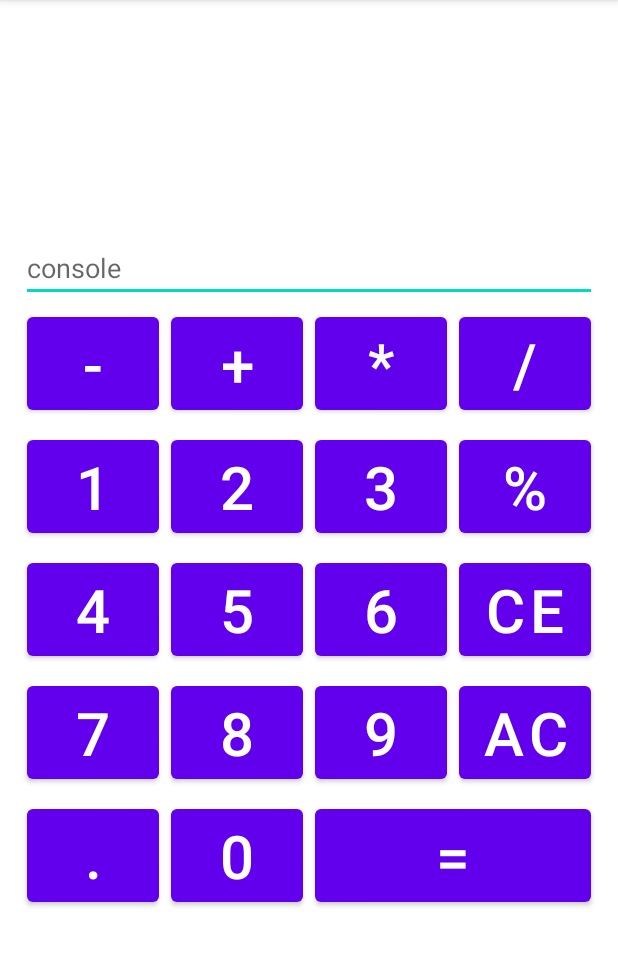
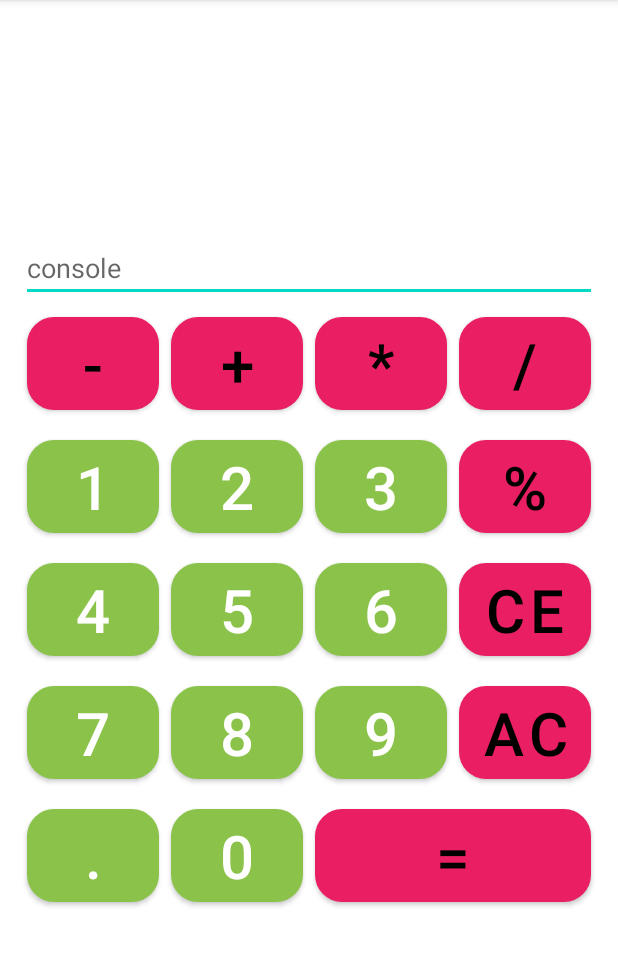
Before and after one commit to Amina1000/Calculator, an Android app: the screen it shows after launch (Calculator), on a phone screen of 412 x 824 dp, the part 84-1050 px from its top. Run offline under Robolectric (Android 15) with nearby library versions, the light colour scheme and no system bars.

Commit message:
Урок 4: 1. Переделайте все кнопки на Материал. 2. Все размеры и строки сделайте ресурсами. 3. Создайте стиль для своего приложения. 4. * Создайте светлую и тёмную тему для приложения.

```diff
--- a/app/src/main/res/layout/activity_calc_grid.xml
+++ b/app/src/main/res/layout/activity_calc_grid.xml
@@ -9,6 +9,7 @@
         android:layout_height="wrap_content"
         android:layout_gravity="center"
         android:orientation="vertical">
+
         <EditText
             android:id="@+id/console"
             android:layout_width="match_parent"
@@ -16,183 +17,128 @@
             android:ems="24"
             android:hint="@string/_console"
             android:inputType="numberDecimal" />
+
         <GridLayout
             android:layout_width="wrap_content"
             android:layout_height="wrap_content"
             android:columnCount="4">
 
-            <Button
+            <com.google.android.material.button.MaterialButton
                 android:id="@+id/button_minus"
-                android:layout_width="wrap_content"
-                android:layout_height="wrap_content"
-                android:layout_margin="@dimen/margin"
+                style="@style/calc_operation_button_style"
                 android:onClick="calcOperation"
-                android:text="@string/_minus"
-                android:textSize="@dimen/button_text" />
+                android:text="@string/_minus" />
 
-            <Button
+            <com.google.android.material.button.MaterialButton
                 android:id="@+id/button_plus"
-                android:layout_width="wrap_content"
-                android:layout_height="wrap_content"
-                android:layout_margin="@dimen/margin"
+                style="@style/calc_operation_button_style"
                 android:onClick="calcOperation"
-                android:text="@string/_plus"
-                android:textSize="@dimen/button_text" />
+                android:text="@string/_plus" />
 
-            <Button
+            <com.google.android.material.button.MaterialButton
                 android:id="@+id/button_multiply"
-                android:layout_width="wrap_content"
-                android:layout_height="wrap_content"
-                android:layout_margin="@dimen/margin"
+                style="@style/calc_operation_button_style"
                 android:onClick="calcOperation"
-                android:text="@string/_multiply"
-                android:textSize="@dimen/button_text" />
+                android:text="@string/_multiply" />
 
-            <Button
+            <com.google.android.material.button.MaterialButton
                 android:id="@+id/button_divide"
-                android:layout_width="wrap_content"
-                android:layout_height="wrap_content"
-                android:layout_margin="@dimen/margin"
+                style="@style/calc_operation_button_style"
                 android:onClick="calcOperation"
-                android:text="@string/_divide"
-                android:textSize="@dimen/button_text" />
+                android:text="@string/_divide" />
 
-            <Button
+            <com.google.android.material.button.MaterialButton
                 android:id="@+id/button_1"
-                android:layout_width="wrap_content"
-                android:layout_height="wrap_content"
-                android:layout_margin="@dimen/margin"
+                style="@style/calc_number_button_style"
                 android:onClick="setNumberOperation"
-                android:text="@string/_1"
-                android:textSize="@dimen/button_text" />
+                android:text="@string/_1" />
 
-            <Button
+            <com.google.android.material.button.MaterialButton
                 android:id="@+id/button_2"
-                android:layout_width="wrap_content"
-                android:layout_height="wrap_content"
-                android:layout_margin="@dimen/margin"
+                style="@style/calc_number_button_style"
                 android:onClick="setNumberOperation"
-                android:text="@string/_2"
-                android:textSize="@dimen/button_text" />
+                android:text="@string/_2" />
 
-            <Button
+            <com.google.android.material.button.MaterialButton
                 android:id="@+id/button_3"
-                android:layout_width="wrap_content"
-                android:layout_height="wrap_content"
-                android:layout_margin="@dimen/margin"
+                style="@style/calc_number_button_style"
                 android:onClick="setNumberOperation"
-                android:text="@string/_3"
-                android:textSize="@dimen/button_text" />
+                android:text="@string/_3" />
 
-            <Button
+            <com.google.android.material.button.MaterialButton
                 android:id="@+id/button_percent"
-                android:layout_width="wrap_content"
-                android:layout_height="wrap_content"
-                android:layout_margin="@dimen/margin"
+                style="@style/calc_operation_button_style"
                 android:onClick="calcOperation"
-                android:text="@string/_percent"
-                android:textSize="@dimen/button_text" />
+                android:text="@string/_percent" />
 
-            <Button
+            <com.google.android.material.button.MaterialButton
                 android:id="@+id/button_4"
-                android:layout_width="wrap_content"
-                android:layout_height="wrap_content"
-                android:layout_margin="@dimen/margin"
+                style="@style/calc_number_button_style"
                 android:onClick="setNumberOperation"
-                android:text="@string/_4"
-                android:textSize="@dimen/button_text" />
+                android:text="@string/_4" />
 
-            <Button
+            <com.google.android.material.button.MaterialButton
                 android:id="@+id/button_5"
-                android:layout_width="wrap_content"
-                android:layout_height="wrap_content"
-                android:layout_margin="@dimen/margin"
+                style="@style/calc_number_button_style"
                 android:onClick="setNumberOperation"
-                android:text="@string/_5"
-                android:textSize="@dimen/button_text" />
+                android:text="@string/_5" />
 
-            <Button
+            <com.google.android.material.button.MaterialButton
                 android:id="@+id/button_6"
-                android:layout_width="wrap_content"
-                android:layout_height="wrap_content"
-                android:layout_margin="@dimen/margin"
+                style="@style/calc_number_button_style"
                 android:onClick="setNumberOperation"
-                android:text="@string/_6"
-                android:textSize="@dimen/button_text" />
+                android:text="@string/_6" />
 
-            <Button
+            <com.google.android.material.button.MaterialButton
                 android:id="@+id/button_ce"
-                android:layout_width="wrap_content"
-                android:layout_height="wrap_content"
+                style="@style/calc_operation_button_style"
                 android:layout_row="0"
-                android:layout_margin="@dimen/margin"
                 android:onClick="calcOperation"
-                android:text="@string/_clear_one"
-                android:textSize="@dimen/button_text" />
+                android:text="@string/_clear_one" />
 
-            <Button
+            <com.google.android.material.button.MaterialButton
                 android:id="@+id/button_7"
-                android:layout_width="wrap_content"
-                android:layout_height="wrap_content"
-                android:layout_margin="@dimen/margin"
+                style="@style/calc_number_button_style"
                 android:onClick="setNumberOperation"
-                android:text="@string/_7"
-                android:textSize="@dimen/button_text" />
+                android:text="@string/_7" />
 
-            <Button
+            <com.google.android.material.button.MaterialButton
                 android:id="@+id/button_8"
-                android:layout_width="wrap_content"
-                android:layout_height="wrap_content"
-                android:layout_margin="@dimen/margin"
+                style="@style/calc_number_button_style"
                 android:onClick="setNumberOperation"
-                android:text="@string/_8"
-                android:textSize="@dimen/button_text" />
+                android:text="@string/_8" />
 
-            <Button
+            <com.google.android.material.button.MaterialButton
                 android:id="@+id/button_9"
-                android:layout_width="wrap_content"
-                android:layout_height="wrap_content"
-                android:layout_margin="@dimen/margin"
+                style="@style/calc_number_button_style"
                 android:onClick="setNumberOperation"
-                android:text="@string/_9"
-                android:textSize="@dimen/button_text" />
+                android:text="@string/_9" />
 
-            <Button
+            <com.google.android.material.button.MaterialButton
                 android:id="@+id/button_ac"
-                android:layout_width="wrap_content"
-                android:layout_height="wrap_content"
-                android:layout_margin="@dimen/margin"
+                style="@style/calc_operation_button_style"
                 android:onClick="calcOperation"
-                android:text="@string/_clear_all"
-                android:textSize="@dimen/button_text" />
-            <Button
+                android:text="@string/_clear_all" />
+
+            <com.google.android.material.button.MaterialButton
                 android:id="@+id/button_point"
-                android:layout_width="wrap_content"
-                android:layout_height="wrap_content"
-                android:layout_margin="@dimen/margin"
+                style="@style/calc_number_button_style"
                 android:onClick="setNumberOperation"
-                android:text="@string/_point"
-                android:textSize="@dimen/button_text" />
+                android:text="@string/_point" />
 
-            <Button
+            <com.google.android.material.button.MaterialButton
                 android:id="@+id/button_0"
-                android:layout_width="wrap_content"
-                android:layout_height="wrap_content"
-                android:layout_margin="@dimen/margin"
+                style="@style/calc_number_button_style"
                 android:onClick="setNumberOperation"
-                android:text="@string/_0"
-                android:textSize="@dimen/button_text" />
+                android:text="@string/_0" />
 
-            <Button
+            <com.google.android.material.button.MaterialButton
                 android:id="@+id/button_result"
-                android:layout_width="wrap_content"
-                android:layout_height="wrap_content"
-                android:layout_margin="@dimen/margin"
-                android:onClick="calcOperation"
+                style="@style/calc_operation_button_style"
                 android:layout_columnSpan="2"
                 android:layout_gravity="fill"
-                android:text="@string/_result"
-                android:textSize="@dimen/button_text" />
+                android:onClick="calcOperation"
+                android:text="@string/_result" />
 
         </GridLayout>
     </LinearLayout>
--- a/app/src/main/res/values/colors.xml
+++ b/app/src/main/res/values/colors.xml
@@ -7,4 +7,6 @@
     <color name="teal_700">#FF018786</color>
     <color name="black">#FF000000</color>
     <color name="white">#FFFFFFFF</color>
+    <color name="number_button">#8BC34A</color>
+    <color name="operation_button">#E91E63</color>
 </resources>
--- a/app/src/main/res/values/dimen.xml
+++ b/app/src/main/res/values/dimen.xml
@@ -3,4 +3,5 @@
     <dimen name="button_text">40sp</dimen>
     <dimen name="button_text_land">30sp</dimen>
     <dimen name="margin">4dp</dimen>
+    <dimen name="radius_button">18dp</dimen>
 </resources>
--- /dev/null
+++ b/app/src/main/res/values/styles.xml
@@ -0,0 +1,15 @@
+<?xml version="1.0" encoding="utf-8"?>
+<resources>
+    <style name="calc_number_button_style">
+        <item name="android:layout_width">wrap_content</item>
+        <item name="android:layout_height">wrap_content</item>
+        <item name="android:layout_margin">@dimen/margin</item>
+        <item name="android:textSize">@dimen/button_text</item>
+        <item name="cornerRadius">18dp</item>
+        <item name="backgroundTint">@color/number_button</item>
+    </style>
+    <style name="calc_operation_button_style" parent="calc_number_button_style">
+        <item name="android:textColor">@color/black</item>
+        <item name="backgroundTint">@color/operation_button</item>
+    </style>
+</resources>
```
Also changed, not shown: 2 other files.
